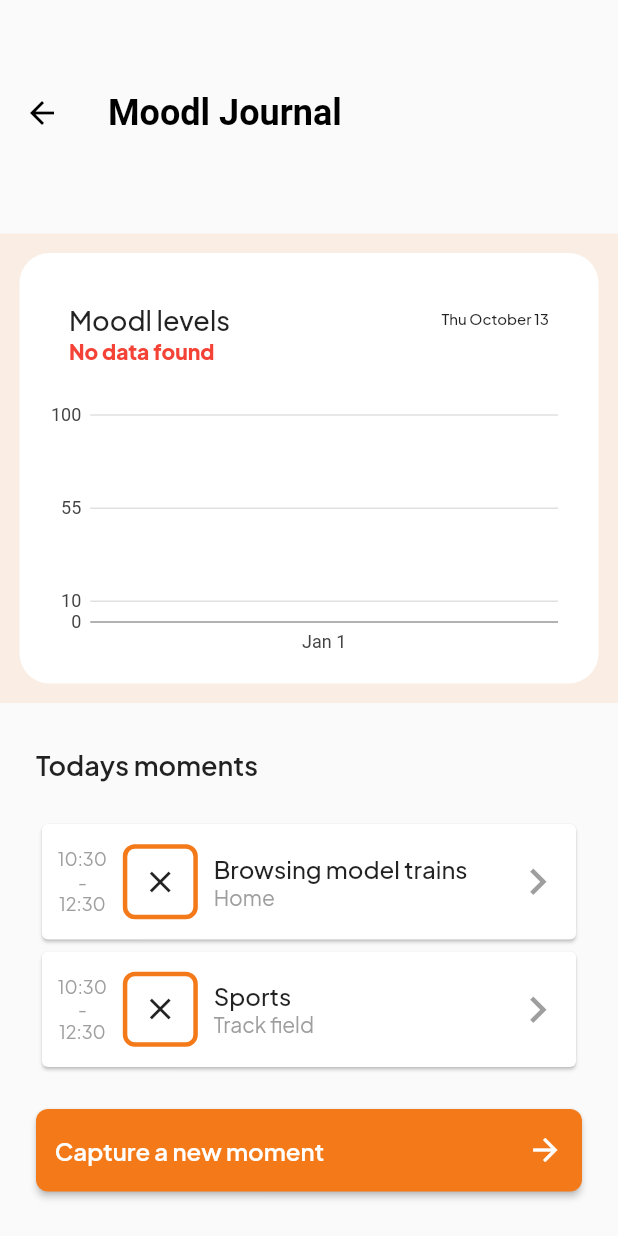
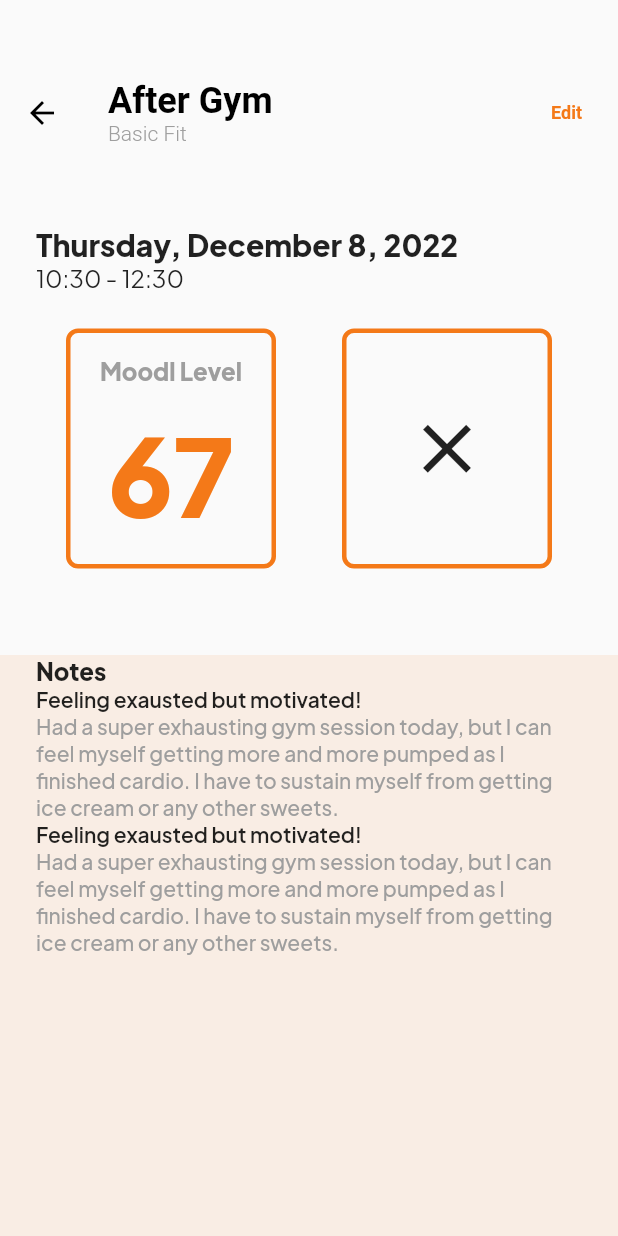
Before and after one commit to dirkzon/Moodlet, a Flutter app: the JournalScreen screen opened directly, after a tap on the "keyboard arrow right" icon, on a phone screen of 412 x 824 dp. Run offline on Flutter 3.47's test engine with Material 2 defaults, Android fonts, the phone set to English and light mode, and no system bars; our stand-ins replace charts_flutter, flutter_blue, hive, hive_flutter; missing offline and left inert: cron, dart:ffi; accounts and stored records are empty.

Commit message:
improved styling responsiveness

```diff
--- a/lib/pages/journal_page/journal_screen.dart
+++ b/lib/pages/journal_page/journal_screen.dart
@@ -2,14 +2,25 @@ import 'dart:ffi';
 
 import 'package:bletest/comms/hive/models/hiveMoment.dart';
 import 'package:bletest/moment/momentEnums.dart';
+import 'package:intl/intl.dart';
 import 'package:flutter/material.dart';
-import 'package:intl/intl.dart';
 import 'package:provider/provider.dart';
 
 import '../../comms/hive/adaptors/hiveEntryRepository.dart';
 import '../common_components/chart.dart';
+import '../moment/moment_details_screen.dart';
 
-HiveMoment moment1 = new HiveMoment(
+HiveMoment moment = new HiveMoment(
+    startDate: DateTime.now(),
+    endDate: DateTime.now().add(const Duration(hours: 2)),
+    name: "After Gym",
+    location: "Basic Fit",
+    pleasure: Pleasure.pleased,
+    arousal: Arousal.calm,
+    dominance: Dominance.neutral,
+    additionalNotes:
+        "Had a super exhausting gym session today, but I can feel myself getting more and more pumped as I finished cardio. I have to sustain myself from getting ice cream or any other sweets.");
+HiveMoment moment2 = new HiveMoment(
     startDate: DateTime.now(),
     endDate: DateTime.now().add(const Duration(hours: 2)),
     name: "Browsing model trains",
@@ -19,7 +30,7 @@ HiveMoment moment1 = new HiveMoment(
     dominance: Dominance.neutral,
     additionalNotes:
         "this afternoon i browsed the internet for model trains from the year 1988, some of which i want to purchase to add to my collection.");
-HiveMoment moment2 = new HiveMoment(
+HiveMoment moment3 = new HiveMoment(
     startDate: DateTime.now(),
     endDate: DateTime.now().add(const Duration(hours: 2)),
     name: "Sports",
@@ -29,7 +40,7 @@ HiveMoment moment2 = new HiveMoment(
     dominance: Dominance.independent,
     additionalNotes:
         "after dinner i decided to go for a run on the track field, there were some others running as well.");
-List<HiveMoment> dummyMoments = [moment1, moment2];
+List<HiveMoment> dummyMoments = [moment, moment2, moment3];
 
 class JournalScreen extends StatefulWidget {
   const JournalScreen({super.key});
@@ -90,48 +101,53 @@ class _JournalScreenState extends State<JournalScreen> {
                             vertical: 0, horizontal: 24.0),
                         child: Card(
                             child: Row(children: [
+                          Container(
+                            margin: EdgeInsets.only(right: 12, left: 12),
+                            child:
+                                Row(mainAxisSize: MainAxisSize.min, children: [
                               //Time element
-                          Spacer(),
-                          Column(children: [
-                            Spacer(),
-                            Text(DateFormat('HH:mm').format(e.startDate),
+                              Column(
+                                  mainAxisAlignment: MainAxisAlignment.center,
+                                  children: [
+                                    Text(
+                                        DateFormat('HH:mm').format(e.startDate),
                                         style: TextStyle(
-                                    fontWeight: FontWeight.w400,
+                                            fontWeight: FontWeight.w500,
                                             fontSize: 12,
                                             color: Colors.grey)),
                                     Text("-",
                                         style: TextStyle(
-                                    fontWeight: FontWeight.w400,
+                                            fontWeight: FontWeight.w500,
                                             fontSize: 12,
                                             color: Colors.grey)),
                                     Text(DateFormat('HH:mm').format(e.endDate),
                                         style: TextStyle(
-                                    fontWeight: FontWeight.w400,
+                                            fontWeight: FontWeight.w500,
                                             fontSize: 12,
                                             color: Colors.grey)),
-                            Spacer()
                                   ]),
-
-                          Spacer(),
 
                               // Moodle
                               Container(
                                 height: 50,
                                 width: 50,
+                                margin: EdgeInsets.only(left: 12),
                                 decoration: BoxDecoration(
                                     borderRadius: BorderRadius.circular(8),
                                     border: Border.all(
                                         width: 3,
-                                    color:
-                                        Theme.of(context).colorScheme.primary)),
+                                        color: Theme.of(context)
+                                            .colorScheme
+                                            .primary)),
                                 child: Icon(Icons.close),
                               ),
-
-                          Spacer(),
+                            ]),
+                          ),
 
                           // Title and location
-                          Container(
-                            width: 180,
+                          Expanded(
+                            child: Container(
+                              // width: 180,
                               child: Column(
                                 crossAxisAlignment: CrossAxisAlignment.start,
                                 children: [
@@ -139,29 +155,37 @@ class _JournalScreenState extends State<JournalScreen> {
                                   Text(
                                     e.name,
                                     style: TextStyle(
-                                      fontWeight: FontWeight.w500,
-                                      fontSize: 16),
+                                        fontWeight: FontWeight.w600,
+                                        fontSize: 14),
+                                    maxLines: 1,
+                                    softWrap: false,
+                                    overflow: TextOverflow.fade,
                                   ),
                                   Text(
                                     e.location,
                                     style: TextStyle(
                                         fontWeight: FontWeight.w400,
-                                      fontSize: 14,
+                                        fontSize: 12,
                                         color: Colors.grey),
                                   ),
                                   Spacer()
                                 ],
                               ),
                             ),
+                          ),
 
-                          Spacer(),
+                          // Spacer(),
 
                           //Details button
                           IconButton(
                             icon: Icon(Icons.keyboard_arrow_right_outlined),
                             iconSize: 35,
                             color: Colors.grey,
-                            onPressed: () {},
+                            onPressed: () => Navigator.push(
+                                context,
+                                MaterialPageRoute(
+                                    builder: ((context) =>
+                                        const MomentDetailsScreen()))),
                           ),
                         ]))))
                     .toList(),
--- /dev/null
+++ b/lib/pages/moment/moment_details_screen.dart
@@ -0,0 +1,209 @@
+import 'dart:developer';
+import 'dart:ffi';
+import 'dart:ui';
+
+import 'package:bletest/comms/hive/models/hiveMoment.dart';
+import 'package:bletest/moment/momentEnums.dart';
+import 'package:flutter/material.dart';
+import 'package:intl/intl.dart';
+import 'package:provider/provider.dart';
+
+import '../../comms/hive/adaptors/hiveEntryRepository.dart';
+
+HiveMoment moment = new HiveMoment(
+    startDate: DateTime.now(),
+    endDate: DateTime.now().add(const Duration(hours: 2)),
+    name: "After Gym",
+    location: "Basic Fit",
+    pleasure: Pleasure.pleased,
+    arousal: Arousal.calm,
+    dominance: Dominance.neutral,
+    additionalNotes:
+        "Had a super exhausting gym session today, but I can feel myself getting more and more pumped as I finished cardio. I have to sustain myself from getting ice cream or any other sweets.");
+
+class MomentDetailsScreen extends StatefulWidget {
+  const MomentDetailsScreen({super.key});
+
+  @override
+  _MomentDetailsScreenState createState() => _MomentDetailsScreenState();
+}
+
+class _MomentDetailsScreenState extends State<MomentDetailsScreen> {
+  @override
+  Widget build(BuildContext context) {
+    HiveEntryRepository entry = Provider.of<HiveEntryRepository>(context);
+
+    return Scaffold(
+        appBar: AppBar(
+          title: Column(
+            crossAxisAlignment: CrossAxisAlignment.start,
+            children: [
+              Text(moment.name),
+              Text(
+                moment.location,
+                style: TextStyle(
+                    fontWeight: FontWeight.w300,
+                    fontSize: 14,
+                    color: Colors.grey),
+              ),
+            ],
+          ),
+          backgroundColor: Colors.transparent,
+          actions: [
+            TextButton(
+                onPressed: () {},
+                child: Text(
+                  "Edit",
+                  style: TextStyle(fontWeight: FontWeight.w700, fontSize: 12),
+                ))
+          ],
+        ),
+        body: CustomScrollView(slivers: [
+          SliverFillRemaining(
+              hasScrollBody: false,
+              child: Column(
+                children: [
+                  // Date
+                  Container(
+                    padding: const EdgeInsets.symmetric(horizontal: 24.0),
+                    child: Column(
+                      crossAxisAlignment: CrossAxisAlignment.start,
+                      children: [
+                        Text(
+                          DateFormat.yMMMMEEEEd().format(moment.startDate),
+                          style: TextStyle(
+                              fontWeight: FontWeight.w700, fontSize: 20),
+                        ),
+                        Row(
+                          children: [
+                            Text(
+                                DateFormat('HH:mm').format(moment.startDate) +
+                                    " - " +
+                                    DateFormat('HH:mm').format(moment.endDate),
+                                style: TextStyle(
+                                  fontWeight: FontWeight.w400,
+                                  fontSize: 16,
+                                )),
+                          ],
+                        ),
+                      ],
+                    ),
+                  ),
+
+                  // Visual boxes
+                  Container(
+                    padding: const EdgeInsets.only(top: 24.0, bottom: 48.0),
+                    child: Row(
+                      children: [
+                        Spacer(),
+
+                        // Mood level
+                        Container(
+                          height: 160,
+                          width: 140,
+                          padding: EdgeInsets.all(15),
+                          decoration: BoxDecoration(
+                              borderRadius: BorderRadius.circular(8),
+                              border: Border.all(
+                                  width: 3,
+                                  color:
+                                      Theme.of(context).colorScheme.primary)),
+                          child: Column(
+                            children: [
+                              Text(
+                                "Moodl Level",
+                                style: TextStyle(
+                                    color: Colors.grey,
+                                    fontWeight: FontWeight.w800,
+                                    fontSize: 16),
+                              ),
+                              Spacer(),
+                              Text(
+                                "67",
+                                style: TextStyle(
+                                    color:
+                                        Theme.of(context).colorScheme.primary,
+                                    fontWeight: FontWeight.w700,
+                                    fontSize: 72),
+                              ),
+                            ],
+                          ),
+                        ),
+                        Spacer(),
+
+                        // Moodl
+                        Container(
+                          height: 160,
+                          width: 140,
+                          padding: EdgeInsets.all(15),
+                          decoration: BoxDecoration(
+                              borderRadius: BorderRadius.circular(8),
+                              border: Border.all(
+                                  width: 3,
+                                  color:
+                                      Theme.of(context).colorScheme.primary)),
+                          child: Icon(
+                            Icons.close,
+                            size: 55,
+                          ),
+                        ),
+                        Spacer()
+                      ],
+                    ),
+                  ),
+                  Spacer(),
+                  // Notes
+                  Expanded(
+                    flex: 40,
+                    child: Container(
+                      padding: const EdgeInsets.symmetric(
+                          vertical: 0, horizontal: 24.0),
+                      color: const Color.fromARGB(25, 244, 119, 24),
+                      child: Column(
+                        crossAxisAlignment: CrossAxisAlignment.start,
+                        children: [
+                          Text(
+                            "Notes",
+                            style: TextStyle(
+                              fontWeight: FontWeight.w700,
+                            ),
+                          ),
+                          Text(
+                            "Feeling exausted but motivated!",
+                            style: TextStyle(
+                              fontSize: 14,
+                              fontWeight: FontWeight.w600,
+                            ),
+                          ),
+                          Text(
+                            moment.additionalNotes,
+                            style: TextStyle(
+                              fontSize: 14,
+                              color: Colors.grey,
+                              fontWeight: FontWeight.w500,
+                            ),
+                          ),
+                          Text(
+                            "Feeling exausted but motivated!",
+                            style: TextStyle(
+                              fontSize: 14,
+                              fontWeight: FontWeight.w600,
+                            ),
+                          ),
+                          Text(
+                            moment.additionalNotes,
+                            style: TextStyle(
+                              fontSize: 14,
+                              color: Colors.grey,
+                              fontWeight: FontWeight.w500,
+                            ),
+                          )
+                        ],
+                      ),
+                    ),
+                  )
+                ],
+              ))
+        ]));
+  }
+}
```
Lines whose indentation alone changed are shown as unchanged.
